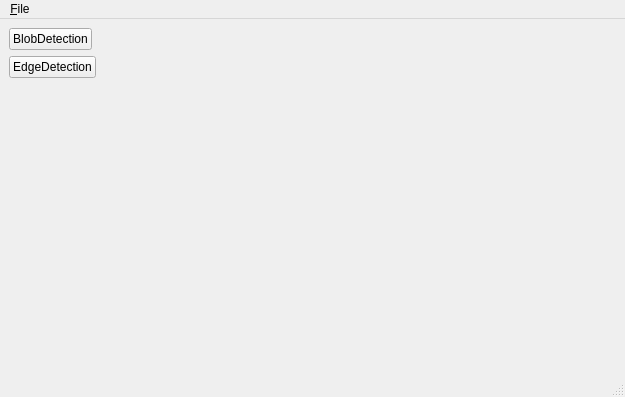
Qt form MainWindow_Gui.ui (lexma1412/PyOpencv_Gui) before a commit.
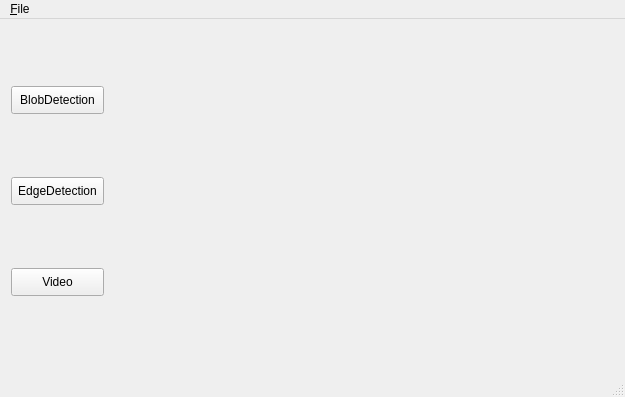
The same form after that commit.

Commit message: Add Video Capture Author: Duc Le Description: - 1st version demonstrate Video Cature and show in GUI - Fix KernelsizeChanged

What changed in the file:
```diff
--- a/MainWindow_Gui.ui
+++ b/MainWindow_Gui.ui
@@ -14,22 +14,45 @@
    <string>MainWindow</string>
   </property>
   <widget class="QWidget" name="centralwidget">
-   <layout class="QFormLayout" name="formLayout">
-    <item row="0" column="0">
      <widget class="QPushButton" name="Called_BlobDetection">
+    <property name="geometry">
+     <rect>
+      <x>11</x>
+      <y>67</y>
+      <width>93</width>
+      <height>28</height>
+     </rect>
+    </property>
       <property name="text">
        <string>BlobDetection</string>
       </property>
      </widget>
-    </item>
-    <item row="1" column="0">
+   <widget class="QPushButton" name="Called_Video">
+    <property name="geometry">
+     <rect>
+      <x>11</x>
+      <y>249</y>
+      <width>93</width>
+      <height>28</height>
+     </rect>
+    </property>
+    <property name="text">
+     <string>Video</string>
+    </property>
+   </widget>
      <widget class="QPushButton" name="Called_EdgeDetection">
+    <property name="geometry">
+     <rect>
+      <x>11</x>
+      <y>158</y>
+      <width>93</width>
+      <height>28</height>
+     </rect>
+    </property>
       <property name="text">
        <string>EdgeDetection</string>
       </property>
      </widget>
-    </item>
-   </layout>
   </widget>
   <widget class="QMenuBar" name="menubar">
    <property name="geometry">
```
Lines whose indentation alone changed are shown as unchanged. The commit also changes 14 other files.
